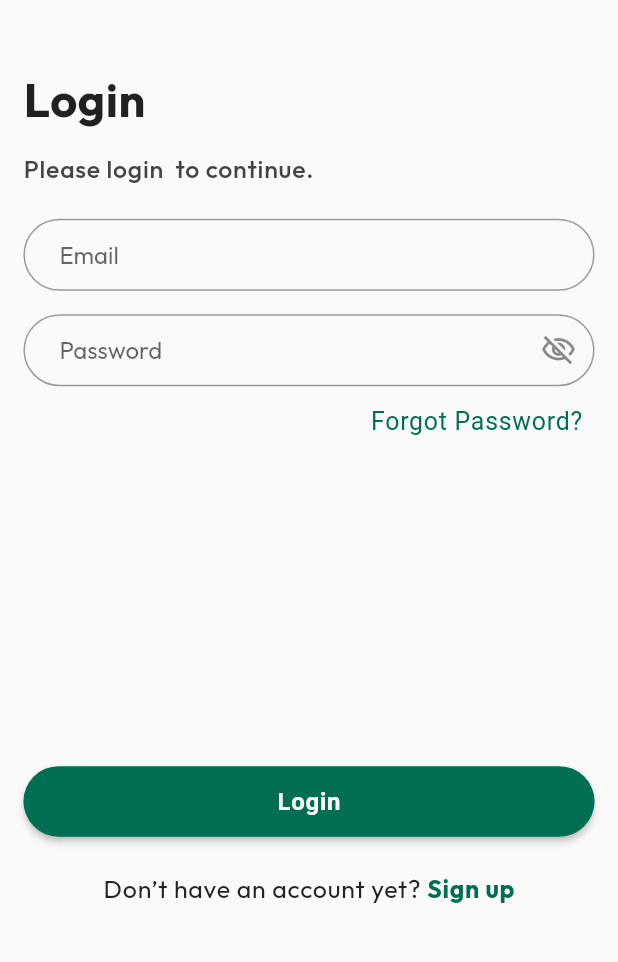
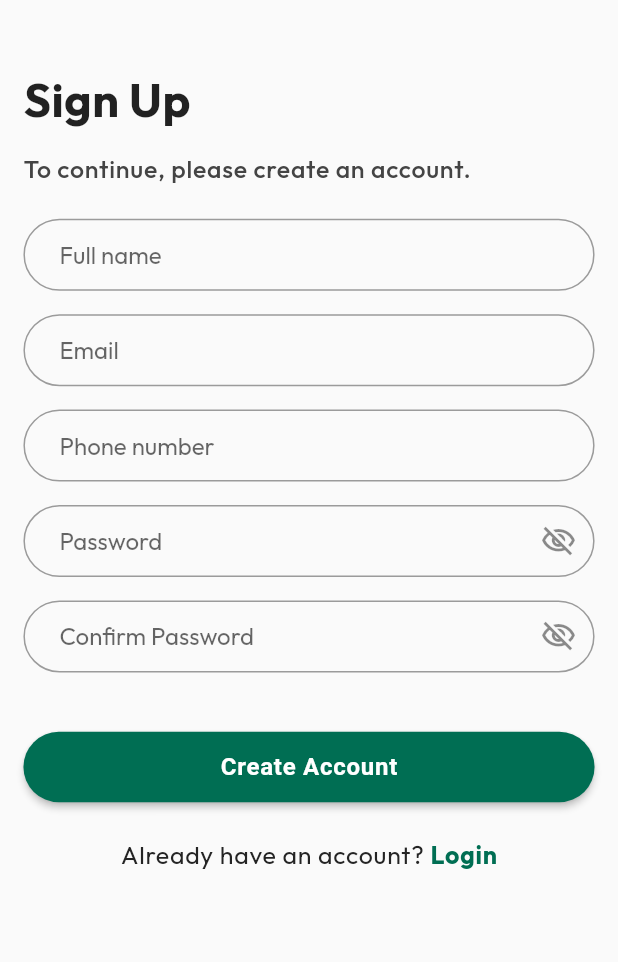
Before and after one commit to Sid-1661/Zenutri-App, a Flutter app: the LoginScreen screen opened directly, after a tap on an icon or button, on a phone screen of 412 x 824 dp, the part 170-1132 px from its top. Run offline on Flutter 3.47's test engine with Material 2 defaults, Android fonts, the phone set to English and light mode, and no system bars; our stand-ins replace get.

Commit message:
sign up screen has been added with form validation

```diff
--- a/lib/features/auth/presentation/ui/screen/login_screen.dart
+++ b/lib/features/auth/presentation/ui/screen/login_screen.dart
@@ -1,7 +1,9 @@
 import 'package:flutter/material.dart';
+import 'package:get/get.dart';
 import 'package:zenutri_app/common/presentation/utils/app_colors.dart';
 import 'package:zenutri_app/common/presentation/utils/spacing.dart';
 import 'package:zenutri_app/core/extensions/size_extension.dart';
+import 'package:zenutri_app/features/auth/presentation/ui/screen/signup_screen.dart';
 import 'package:zenutri_app/features/auth/presentation/ui/widgets/zenutri_logo_horizontal.dart';
 
 class LoginScreen extends StatefulWidget {
@@ -101,7 +103,9 @@ class _LoginScreenState extends State<LoginScreen> {
           verticalSpace(24),
           Center(
             child: GestureDetector(
-              onTap: () {},
+              onTap: () {
+                Get.to(const SignUpScreen());
+              },
               child: RichText(
                 text: TextSpan(
                   style: Theme.of(context).textTheme.bodyLarge?.copyWith(
--- /dev/null
+++ b/lib/features/auth/presentation/ui/screen/signup_screen.dart
@@ -0,0 +1,189 @@
+import 'package:flutter/material.dart';
+import 'package:zenutri_app/common/presentation/utils/app_colors.dart';
+import 'package:zenutri_app/common/presentation/utils/spacing.dart';
+import 'package:zenutri_app/core/extensions/size_extension.dart';
+import 'package:zenutri_app/features/auth/presentation/ui/widgets/move_to_login_text_button.dart';
+import 'package:zenutri_app/features/auth/presentation/ui/widgets/zenutri_logo_horizontal.dart';
+
+class SignUpScreen extends StatefulWidget {
+  const SignUpScreen({Key? key}) : super(key: key);
+
+  @override
+  State<SignUpScreen> createState() => _SignUpScreenState();
+}
+
+class _SignUpScreenState extends State<SignUpScreen> {
+  bool obscureConfirmPassword = true;
+  bool obscurePassword = true;
+  final GlobalKey<FormState> _formKey = GlobalKey<FormState>();
+  final TextEditingController _fullNameTEController = TextEditingController();
+  final TextEditingController _emailTEController = TextEditingController();
+  final TextEditingController _phoneNumberTEController = TextEditingController();
+  final TextEditingController _passwordTEController = TextEditingController();
+  final TextEditingController _confirmTEController = TextEditingController();
+  final RegExp emailValidationRegex = RegExp(
+      r"^[a-zA-Z0-9.a-zA-Z0-9.!#$%&'*+-/=?^_`{|}~]+@[a-zA-Z0-9]+\.[a-zA-Z]+");
+
+  @override
+  Widget build(BuildContext context) {
+    return Scaffold(
+      body: SafeArea(
+        child: SingleChildScrollView(
+          child: Padding(
+            padding: EdgeInsets.all(16.rSp),
+            child: mainFormBody,
+          ),
+        ),
+      ),
+    );
+  }
+
+  /// main form body
+  Form get mainFormBody {
+    return Form(
+      key: _formKey,
+      child: Column(
+        mainAxisSize: MainAxisSize.max,
+        crossAxisAlignment: CrossAxisAlignment.start,
+        children: [
+          verticalSpace(56),
+          const ZenutriLogoHorizontal(),
+          verticalSpace(48),
+          Text('Sign Up', style: Theme.of(context).textTheme.titleLarge),
+          verticalSpace(16),
+          Text(
+            'To continue, please create an account.',
+            style: Theme.of(context).textTheme.bodyLarge?.copyWith(
+                  color: AppColors.shadowGray,
+                ),
+          ),
+          verticalSpace(24),
+          TextFormField(
+            controller: _fullNameTEController,
+            decoration: const InputDecoration(hintText: 'Full name'),
+            keyboardType: TextInputType.emailAddress,
+            textInputAction: TextInputAction.next,
+            validator: (String? value) {
+              if (value?.trim().isEmpty ?? true) {
+                return 'Enter your full name';
+              }
+              return null;
+            },
+          ),
+          verticalSpace(16),
+          TextFormField(
+            controller: _emailTEController,
+            decoration: const InputDecoration(hintText: 'Email'),
+            keyboardType: TextInputType.emailAddress,
+            textInputAction: TextInputAction.next,
+            validator: (String? value) {
+              if (value?.trim().isEmpty ?? true) {
+                return 'Enter your valid email here';
+              } else if (!emailValidationRegex.hasMatch(value ?? '')) {
+                return 'Please enter a valid email';
+              }
+              return null;
+            },
+          ),
+          verticalSpace(16),
+          TextFormField(
+            controller: _phoneNumberTEController,
+            decoration: const InputDecoration(hintText: 'Phone number'),
+            keyboardType: TextInputType.phone,
+            textInputAction: TextInputAction.next,
+            validator: (String? value) {
+              if (value?.trim().isEmpty ?? true) {
+                return 'Enter your phone number';
+              }
+              return null;
+            },
+          ),
+          verticalSpace(16),
+          TextFormField(
+            controller: _passwordTEController,
+            obscureText: obscurePassword,
+            keyboardType: TextInputType.text,
+            textInputAction: TextInputAction.next,
+            decoration: InputDecoration(
+              hintText: 'Password',
+              suffixIcon: IconButton(
+                onPressed: () {
+                  obscurePassword = !obscurePassword;
+                  if (mounted) {
+                    setState(() {});
+                  }
+                },
+                icon: Icon(obscurePassword
+                    ? Icons.visibility_off_outlined
+                    : Icons.visibility_outlined,
+                ),
+              ),
+            ),
+            validator: (String? value) {
+              if (value?.trim().isEmpty ?? true) {
+                return 'Enter your password';
+              } else if ((value?.length ?? 0) < 6) {
+                return 'Password should be more that 6 letters';
+              }
+              return null;
+            },
+          ),
+          verticalSpace(16),
+          TextFormField(
+            controller: _confirmTEController,
+            obscureText: obscureConfirmPassword,
+            keyboardType: TextInputType.text,
+            textInputAction: TextInputAction.done,
+            decoration: InputDecoration(
+              hintText: 'Confirm Password',
+              suffixIcon: IconButton(
+                onPressed: () {
+                  obscureConfirmPassword = !obscureConfirmPassword;
+                  if (mounted) {
+                    setState(() {});
+                  }
+                },
+                icon: Icon(obscureConfirmPassword
+                    ? Icons.visibility_off_outlined
+                    : Icons.visibility_outlined,
+                ),
+              ),
+            ),
+            validator: (String? value) {
+              if (value?.trim().isEmpty ?? true) {
+                return 'Enter your confirm password';
+              } else if (value != _passwordTEController.text) {
+                return 'Confirm password does n\'t match';
+              }
+              return null;
+            },
+          ),
+          verticalSpace(40),
+          SizedBox(
+            width: 100.w,
+            child: ElevatedButton(
+              onPressed: () {
+                if (_formKey.currentState?.validate() ?? false) {
+
+                }
+              },
+              child: const Text('Create Account'),
+            ),
+          ),
+          verticalSpace(24),
+          const MoveToLoginTextButton()
+        ],
+      ),
+    );
+  }
+
+  @override
+  void dispose() {
+    _fullNameTEController.dispose();
+    _emailTEController.dispose();
+    _phoneNumberTEController.dispose();
+    _passwordTEController.dispose();
+    _confirmTEController.dispose();
+    super.dispose();
+  }
+}
--- /dev/null
+++ b/lib/features/auth/presentation/ui/widgets/move_to_login_text_button.dart
@@ -0,0 +1,39 @@
+import 'package:flutter/material.dart';
+import 'package:get/get.dart';
+import 'package:zenutri_app/common/presentation/utils/app_colors.dart';
+import 'package:zenutri_app/features/auth/presentation/ui/screen/login_screen.dart';
+
+class MoveToLoginTextButton extends StatelessWidget {
+  const MoveToLoginTextButton({
+    super.key,
+  });
+
+  @override
+  Widget build(BuildContext context) {
+    return Center(
+      child: GestureDetector(
+        onTap: () {
+          Get.offAll(const LoginScreen());
+        },
+        child: RichText(
+          text: TextSpan(
+            style: Theme.of(context).textTheme.bodyLarge?.copyWith(
+                  color: AppColors.eerieBlack,
+                  fontWeight: FontWeight.w400,
+                ),
+            children: [
+              const TextSpan(text: 'Already have an account? '),
+              TextSpan(
+                text: 'Login',
+                style: Theme.of(context).textTheme.bodyLarge?.copyWith(
+                      color: AppColors.primaryColor,
+                      fontWeight: FontWeight.w700,
+                    ),
+              ),
+            ],
+          ),
+        ),
+      ),
+    );
+  }
+}
```
